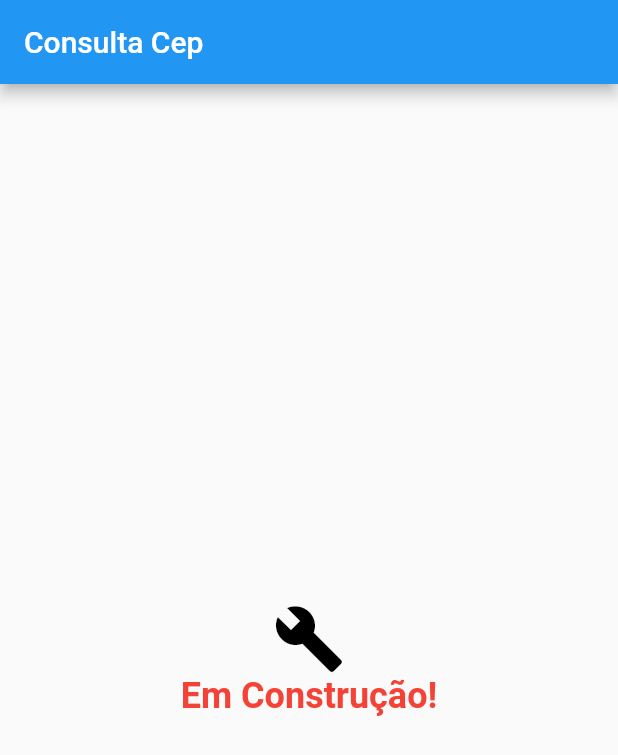
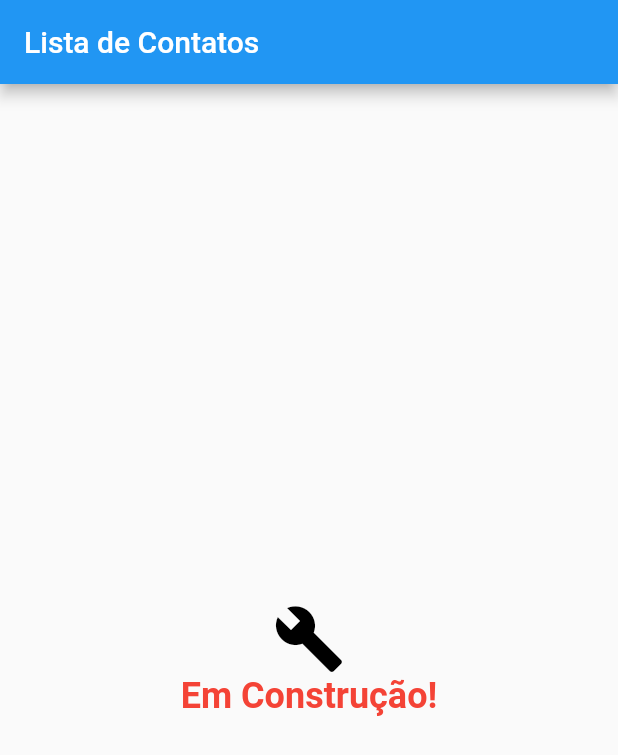
Before and after one commit to diogosvicente/lista_de_contatos, a Flutter app: the screen it shows after launch, on a phone screen of 412 x 824 dp. Shown: the top 755 px of the screen. Run offline on Flutter 3.47's test engine with Material 2 defaults, Android fonts, the phone set to English and light mode, and no system bars.

Commit message:
:lipstick: feat: first look from project

```diff
--- a/lib/pages/lista_de_contatos_page.dart
+++ b/lib/pages/lista_de_contatos_page.dart
@@ -7,7 +7,7 @@ class ListaContatosPage extends StatelessWidget {
   Widget build(BuildContext context) {
     return Scaffold(
         appBar: AppBar(
-          title: const Text("Consulta Cep"),
+          title: const Text("Lista de Contatos"),
         ),
         body: const Center(
           child: Column(
```
